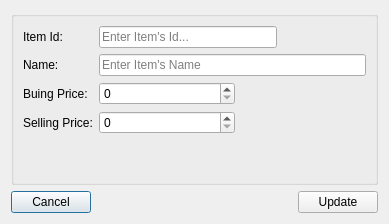
Before: the Qt Designer form src/ui/edit_item.ui in krivahtoo/stockmanager, drawn with Qt 5.
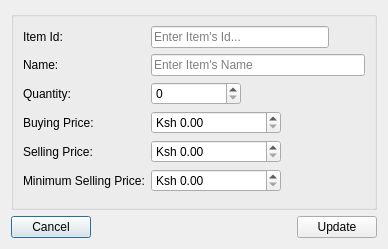
After: the same form once the commit is applied. Icons and pictures are not drawn.

Patch:
```diff
--- a/src/ui/edit_item.ui
+++ b/src/ui/edit_item.ui
@@ -6,8 +6,8 @@
    <rect>
     <x>0</x>
     <y>0</y>
-    <width>389</width>
-    <height>224</height>
+    <width>388</width>
+    <height>226</height>
    </rect>
   </property>
   <property name="windowTitle">
@@ -54,41 +54,85 @@
         </property>
        </widget>
       </item>
-      <item row="2" column="0">
-       <widget class="QLabel" name="label_3">
-        <property name="text">
-         <string>Buing Price:</string>
-        </property>
-       </widget>
-      </item>
-      <item row="2" column="1">
-       <widget class="QSpinBox" name="spinBox">
-        <property name="maximumSize">
-         <size>
-          <width>136</width>
-          <height>16777215</height>
-         </size>
-        </property>
-       </widget>
-      </item>
       <item row="3" column="0">
+       <widget class="QLabel" name="label_3">
+        <property name="text">
+         <string>Buying Price:</string>
+        </property>
+       </widget>
+      </item>
+      <item row="3" column="1">
+       <widget class="QSpinBox" name="spnBuyingPrice">
+        <property name="maximumSize">
+         <size>
+          <width>130</width>
+          <height>16777215</height>
+         </size>
+        </property>
+        <property name="suffix">
+         <string>.00</string>
+        </property>
+        <property name="prefix">
+         <string>Ksh </string>
+        </property>
+        <property name="maximum">
+         <number>9999</number>
+        </property>
+       </widget>
+      </item>
+      <item row="4" column="0">
        <widget class="QLabel" name="label_4">
         <property name="text">
          <string>Selling Price:</string>
         </property>
        </widget>
       </item>
-      <item row="3" column="1">
-       <widget class="QSpinBox" name="spinBox_2">
+      <item row="4" column="1">
+       <widget class="QSpinBox" name="spnSellingPrice">
         <property name="maximumSize">
          <size>
-          <width>136</width>
+          <width>130</width>
           <height>16777215</height>
          </size>
         </property>
+        <property name="suffix">
+         <string>.00</string>
+        </property>
+        <property name="prefix">
+         <string>Ksh </string>
+        </property>
+        <property name="maximum">
+         <number>9999</number>
+        </property>
        </widget>
       </item>
-      <item row="4" column="0" colspan="2">
+      <item row="5" column="0">
+       <widget class="QLabel" name="label_5">
+        <property name="text">
+         <string>Minimum Selling Price:</string>
+        </property>
+       </widget>
+      </item>
+      <item row="5" column="1">
+       <widget class="QSpinBox" name="spnMinimumSellingPrice">
+        <property name="maximumSize">
+         <size>
+          <width>130</width>
+          <height>16777215</height>
+         </size>
+        </property>
+        <property name="suffix">
+         <string>.00</string>
+        </property>
+        <property name="prefix">
+         <string>Ksh </string>
+        </property>
+        <property name="maximum">
+         <number>9999</number>
+        </property>
+       </widget>
+      </item>
+      <item row="8" column="0" colspan="2">
        <spacer name="verticalSpacer">
         <property name="orientation">
          <enum>Qt::Vertical</enum>
@@ -101,6 +145,26 @@
         </property>
        </spacer>
       </item>
+      <item row="2" column="1">
+       <widget class="QSpinBox" name="spnQuantity">
+        <property name="maximumSize">
+         <size>
+          <width>90</width>
+          <height>16777215</height>
+         </size>
+        </property>
+        <property name="maximum">
+         <number>9999</number>
+        </property>
+       </widget>
+      </item>
+      <item row="2" column="0">
+       <widget class="QLabel" name="label_6">
+        <property name="text">
+         <string>Quantity:</string>
+        </property>
+       </widget>
+      </item>
      </layout>
     </widget>
    </item>
```
Left out of the diff: 20 changed lines with no effect on the pictures.
